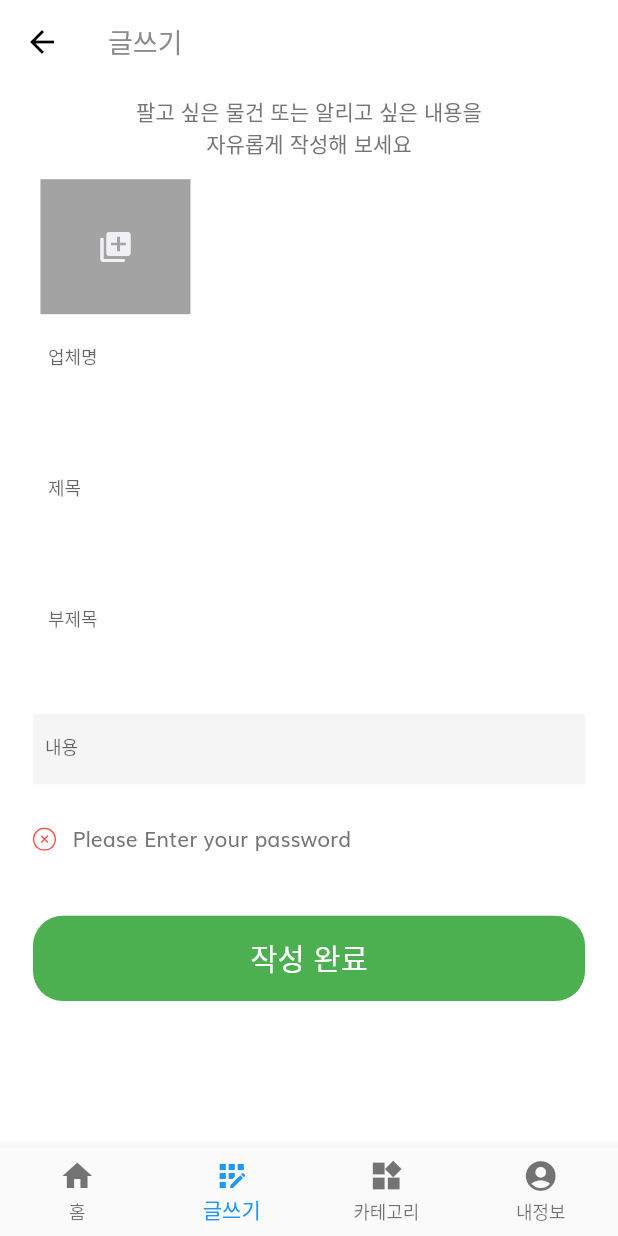
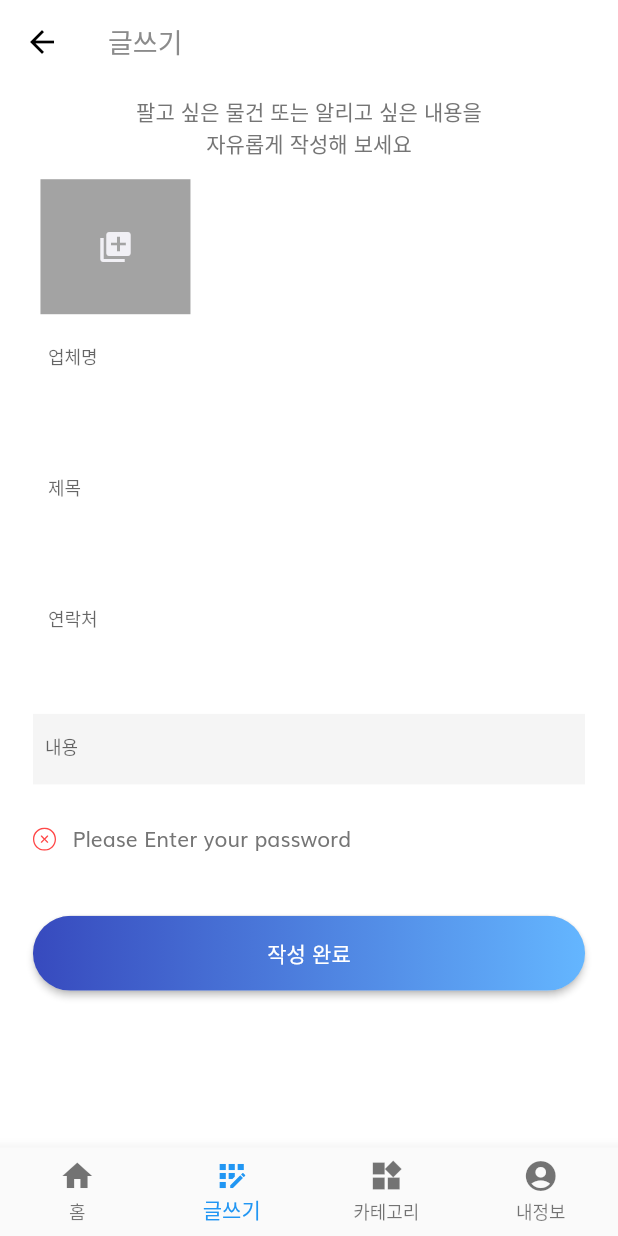
Before and after one commit to ullee/connect-people-front, a Flutter app: the HomeScreen screen opened by its route, item 2 of the bottom bar chosen, after a tap on "작성 완료", on a phone screen of 412 x 824 dp. Run offline on Flutter 3.47's test engine with Material 2 defaults, Android fonts, the phone set to English and light mode, and no system bars; our stand-ins replace flutter_icons, flutter_spinkit, flutter_svg, image_picker, permission_handler, photo_view and 1 more; accounts and stored records are empty; generated files the repository leaves out were written again; network calls fail.

Commit message:
[master] splash 화면 수정

```diff
--- a/lib/main.dart
+++ b/lib/main.dart
@@ -14,7 +14,7 @@ class MyApp extends StatelessWidget {
   Widget build(BuildContext context) {
     return MaterialApp(
       debugShowCheckedModeBanner: false,
-      title: 'Flutter Demo',
+      title: 'Connect People',
       theme: theme(),
       // home: SplashScreen(),
       // We use routeName so that we dont need to remember the name
--- a/lib/screens/home/components/discount_banner.dart
+++ b/lib/screens/home/components/discount_banner.dart
@@ -12,15 +12,16 @@ class DiscountBanner extends StatelessWidget {
     return Container(
         // height: 90,
         width: double.infinity,
-      margin: EdgeInsets.all(getProportionateScreenWidth(20)),
+        margin: EdgeInsets.all(getProportionateScreenWidth(0)),
         padding: EdgeInsets.symmetric(
           horizontal: getProportionateScreenWidth(20),
-        vertical: getProportionateScreenWidth(15),
+          vertical: getProportionateScreenWidth(45),
         ),
         decoration: BoxDecoration(
           color: Color(0xFF4A3298),
-        borderRadius: BorderRadius.circular(20),
+          // borderRadius: BorderRadius.circular(20),
         ),
+        child: Center(
           child: Text.rich(
             TextSpan(
               style: TextStyle(color: Colors.white),
@@ -36,6 +37,7 @@ class DiscountBanner extends StatelessWidget {
               ],
             ),
           ),
+        )
     );
   }
 }
--- a/lib/screens/splash/components/splash_content.dart
+++ b/lib/screens/splash/components/splash_content.dart
@@ -17,10 +17,10 @@ class SplashContent extends StatelessWidget {
       children: <Widget>[
         Spacer(),
         Text(
-          "CONNECT PEOPLE",
+          "Connect People",
           style: TextStyle(
             fontSize: getProportionateScreenWidth(36),
-            color: Colors.green,
+            color: Colors.blueGrey,
             fontWeight: FontWeight.bold,
           ),
         ),
--- a/lib/screens/write_board/components/write_board_form.dart
+++ b/lib/screens/write_board/components/write_board_form.dart
@@ -370,15 +370,36 @@ class _WriteBoardForm extends State<WriteBoardForm> {
           buildContentFormField(),
           FormError(errors: errors),
           SizedBox(height: getProportionateScreenHeight(40)),
-          DefaultButton(
-            text: "작성 완료",
-            press: () {
+          RaisedButton(
+            onPressed: () {
               if (_formKey.currentState.validate()) {
                 _formKey.currentState.save();
                 // TODO MemberID 가져와야 함
                 _onSaveClicked(brandName, 1, title, subTitle, content, uploadedUrls);
               }
-            }
+            },
+            shape: RoundedRectangleBorder(borderRadius: BorderRadius.circular(80.0)),
+            padding: EdgeInsets.all(0.0),
+            child: Ink(
+              decoration: BoxDecoration(
+                  gradient: LinearGradient(colors: [Color(0xff374ABE), Color(0xff64B6FF)],
+                    begin: Alignment.centerLeft,
+                    end: Alignment.centerRight,
+                  ),
+                  borderRadius: BorderRadius.circular(30.0)
+              ),
+              child: Container(
+                constraints: BoxConstraints(maxWidth: 400.0, minHeight: 50.0),
+                alignment: Alignment.center,
+                child: Text(
+                  "작성 완료",
+                  textAlign: TextAlign.center,
+                  style: TextStyle(
+                      color: Colors.white
+                  ),
+                ),
+              ),
+            ),
           ),
         ],
       ),
@@ -471,8 +492,8 @@ class _WriteBoardForm extends State<WriteBoardForm> {
       },
       decoration: InputDecoration(
         border: InputBorder.none,
-        labelText: "부제목",
-        hintText: "부제목을 입력 하세요",
+        labelText: "연락처",
+        hintText: "연락처 또는 이메일을 입력해 주세요",
         floatingLabelBehavior: FloatingLabelBehavior.never,
         isDense: true,
         contentPadding: EdgeInsets.all(10),
```
Also changed, not shown: lib/screens/board_detail/components/body.dart (+0 -22 lines), lib/screens/board_detail/components/product_description.dart (+3 -18 lines), lib/screens/splash/components/body.dart (+33 -7 lines). Lines whose indentation alone changed are shown as unchanged.
